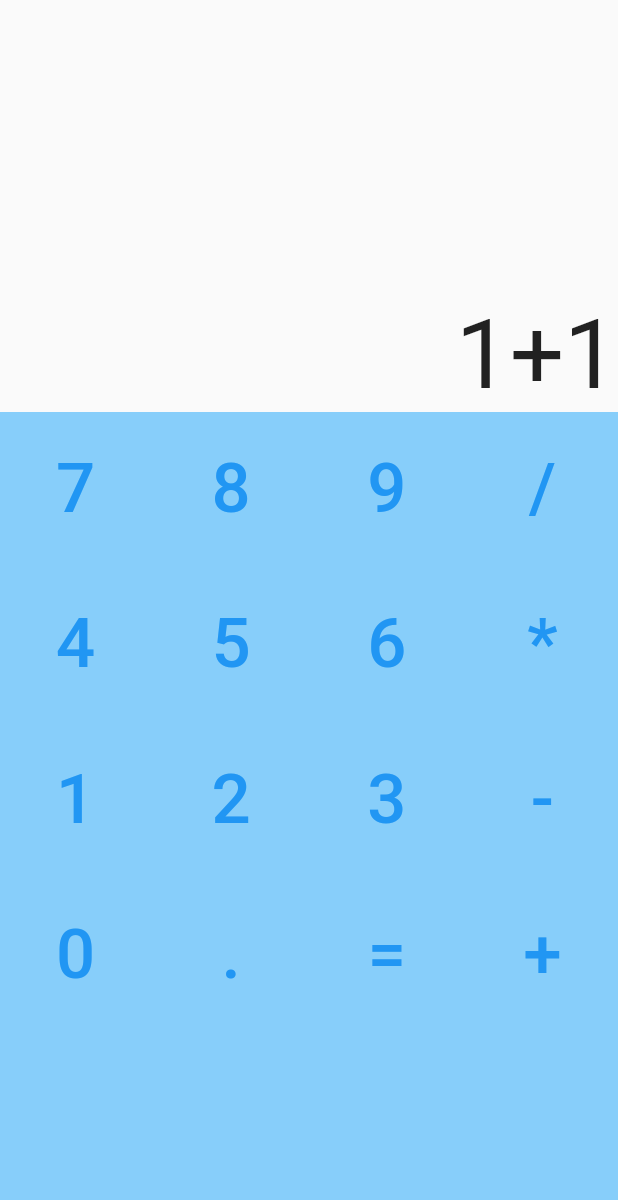
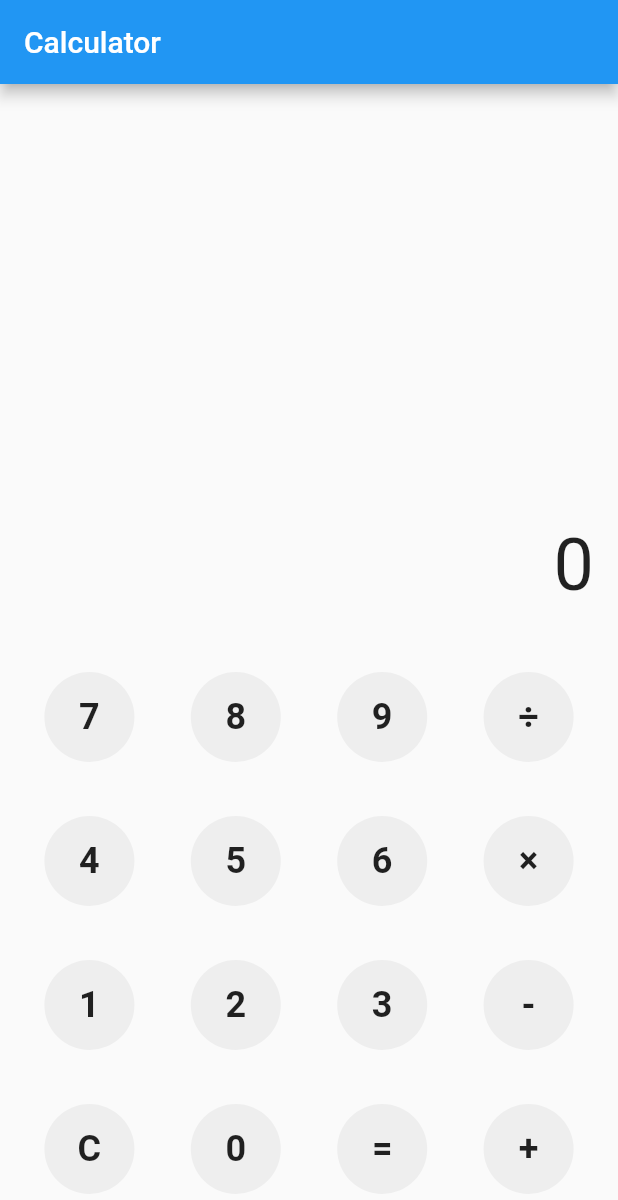
Before and after one commit to remon-nomer66/Calculator, a Flutter app: the screen it shows after launch, on a phone screen of 412 x 824 dp. Shown: the top 1200 px of the screen. Run offline on Flutter 3.47's test engine with Material 2 defaults, Android fonts, the phone set to English and light mode, and no system bars; our stand-ins replace math_expressions.

Commit message:
Button individualization

```diff
--- /dev/null
+++ b/lib/calculator.dart
@@ -0,0 +1,15 @@
+import 'package:math_expressions/math_expressions.dart';
+
+class Calculator {
+  static String evaluate(String expression) {
+    try {
+      Parser p = Parser();
+      Expression exp = p.parse(expression);
+      ContextModel cm = ContextModel();
+      double eval = exp.evaluate(EvaluationType.REAL, cm);
+      return eval.toStringAsFixed(2);
+    } catch (e) {
+      return 'Error';
+    }
+  }
+}
--- a/lib/main.dart
+++ b/lib/main.dart
@@ -1,96 +1,131 @@
 import 'package:flutter/material.dart';
+import 'calculator.dart';
 
-void main() => runApp(MyApp());
+void main() {
+  runApp(CalculatorApp());
+}
 
-class MyApp extends StatelessWidget {
+class CalculatorApp extends StatelessWidget {
   @override
   Widget build(BuildContext context) {
     return MaterialApp(
-      home: Scaffold(
-        body: Column(
-          mainAxisAlignment: MainAxisAlignment.start,
-          children: [
-            MyTextField(),
-            Keyboard(),
-          ],
-        ),
-      ),
+      debugShowCheckedModeBanner: false,
+      home: CalculatorScreen(),
     );
   }
 }
 
-// 表示
-class MyTextField extends StatefulWidget {
+class CalculatorScreen extends StatefulWidget {
+  CalculatorScreen({Key? key}) : super(key: key);
+
   @override
-  _MyTextFieldState createState() => _MyTextFieldState();
+  _CalculatorScreenState createState() => _CalculatorScreenState();
 }
 
-class _MyTextFieldState extends State<MyTextField> {
-  String _expression = '1+1';
+class _CalculatorScreenState extends State<CalculatorScreen> {
+  String input = '';
+  String output = '0';
+
+  void onDigitPress(String digit) {
+    setState(() {
+      input = input + digit;
+      output = input;
+    });
+  }
+
+  void onClear() {
+    setState(() {
+      input = '';
+      output = '0';
+    });
+  }
+
+  void onEvaluate() {
+    setState(() {
+      output = Calculator.evaluate(input);
+      input = '';
+    });
+  }
 
   @override
   Widget build(BuildContext context) {
-    return Expanded(
-      flex: 1,
-      child: Align(
-        alignment: Alignment.bottomRight,
-        child: Text(
-          _expression,
-          style: TextStyle(
-            fontSize: 64.0,
+    return Scaffold(
+      appBar: AppBar(title: Text('Calculator')),
+      body: Column(
+        mainAxisAlignment: MainAxisAlignment.end, // これを追加
+        children: <Widget>[
+          Container(
+            alignment: Alignment.bottomRight,
+            padding: EdgeInsets.all(16),
+            child: Text(
+              output,
+              style: TextStyle(fontSize: 48),
+            ),
+          ),
+          SizedBox(height: 20.0),
+          ...buildButtons(),
+        ],
+      ),
+    );
+  }
+
+  List<Widget> buildButtons() {
+    const List<String> buttonLabels = [
+      '7', '8', '9', '÷',
+      '4', '5', '6', '×',
+      '1', '2', '3', '-',
+      'C', '0', '=', '+',
+    ];
+
+    List<Widget> buttons = [];
+    for (int i = 0; i < buttonLabels.length; i += 4) {
+      List<Widget> rowButtons = [];
+      for (int j = i; j < i + 4; j++) {
+        rowButtons.add(buildButton(buttonLabels[j]));
+      }
+      buttons.add(Row(
+          mainAxisAlignment: MainAxisAlignment.spaceEvenly,
+          children: rowButtons));
+    }
+    return buttons;
+  }
+
+  Widget buildButton(String label) {
+    return Padding(
+      padding: const EdgeInsets.only(bottom: 20.0),
+      child: Container(
+      margin: const EdgeInsets.all(8.0),
+      child: InkWell(
+        onTap: () => onButtonPress(label),
+        child: Container(
+          width: 60,
+          height: 60,
+          decoration: BoxDecoration(
+            color: Colors.grey[200],
+            shape: BoxShape.circle,
+          ),
+          child: Center(
+            child: Text(
+              label,
+              style: const TextStyle(
+                fontSize: 24.0,
+                fontWeight: FontWeight.bold,
+              ),
+            ),
           ),
         ),
       ),
+    ),
     );
   }
-}
 
-class Keyboard extends StatelessWidget {
-  @override
-  Widget build(BuildContext context) {
-    return Expanded(
-      flex: 2,
-      child: Center(
-        child: Container(
-          color: const Color(0xff87cefa),
-          child: GridView.count(
-            crossAxisCount: 4,
-            mainAxisSpacing: 3.0,
-            crossAxisSpacing: 3.0,
-            children: [
-              '7', '8', '9', '/',
-              '4', '5', '6', '*',
-              '1', '2', '3', '-',
-              '0', '.', '=', '+',
-            ].map((key) {
-              return GridTile(
-                child: Button(key),
-              );
-            }).toList(),
-          ),
-        ),
-      ),
-    );
+  void onButtonPress(String label) {
+    if (label == 'C') {
+      onClear();
+    } else if (label == '=') {
+      onEvaluate();
+    } else {
+      onDigitPress(label);
+    }
   }
 }
-
-// ボタン
-class Button extends StatelessWidget {
-  final String _key;
-  Button(this._key, {Key? key}) : super(key: key);
-
-  @override
-  Widget build(BuildContext context) {
-    return TextButton(
-      onPressed: () {
-        // ここでボタンが押されたときの処理を実装します。
-      },
-      child: Center(
-        child: Text(
-          _key,
-          style: TextStyle(fontSize: 46.0),
-        ),
-      ),
-    );
-  }
-}
--- a/pubspec.yaml
+++ b/pubspec.yaml
@@ -30,11 +30,9 @@ environment:
 dependencies:
   flutter:
     sdk: flutter
+  math_expressions: ^2.0.0
+  cupertino_icons: ^1.0.2
 
-
-  # The following adds the Cupertino Icons font to your application.
-  # Use with the CupertinoIcons class for iOS style icons.
-  cupertino_icons: ^1.0.2
 
 dev_dependencies:
   flutter_test:
```
Also changed, not shown: images/image1.png, pubspec.lock.
